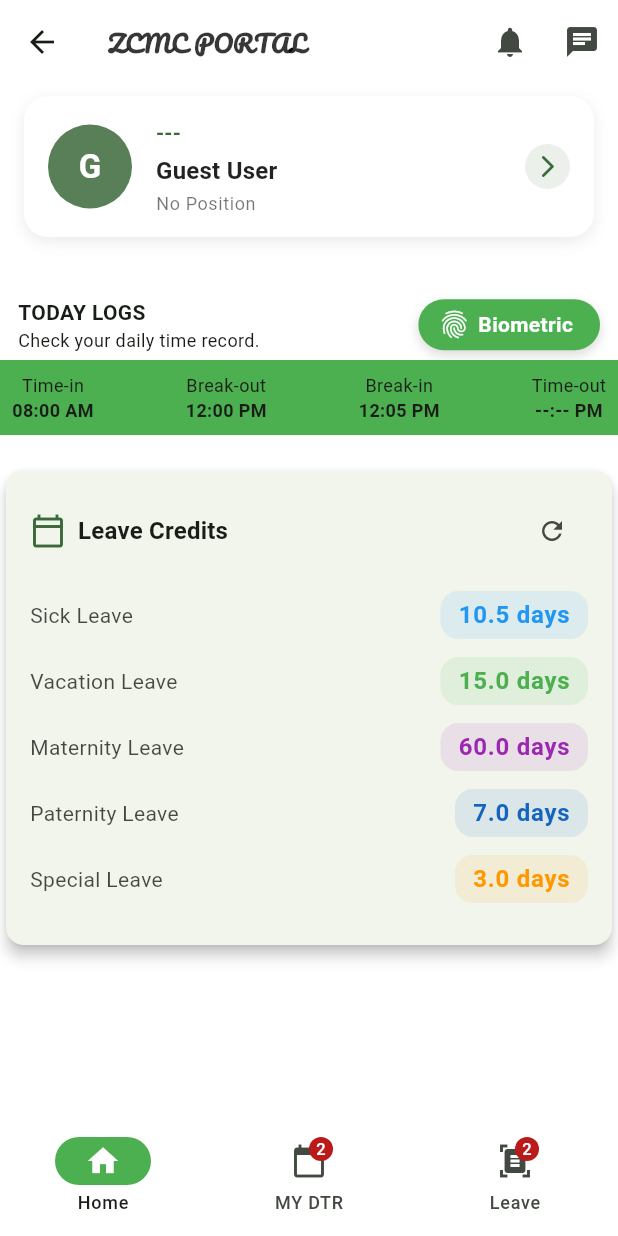
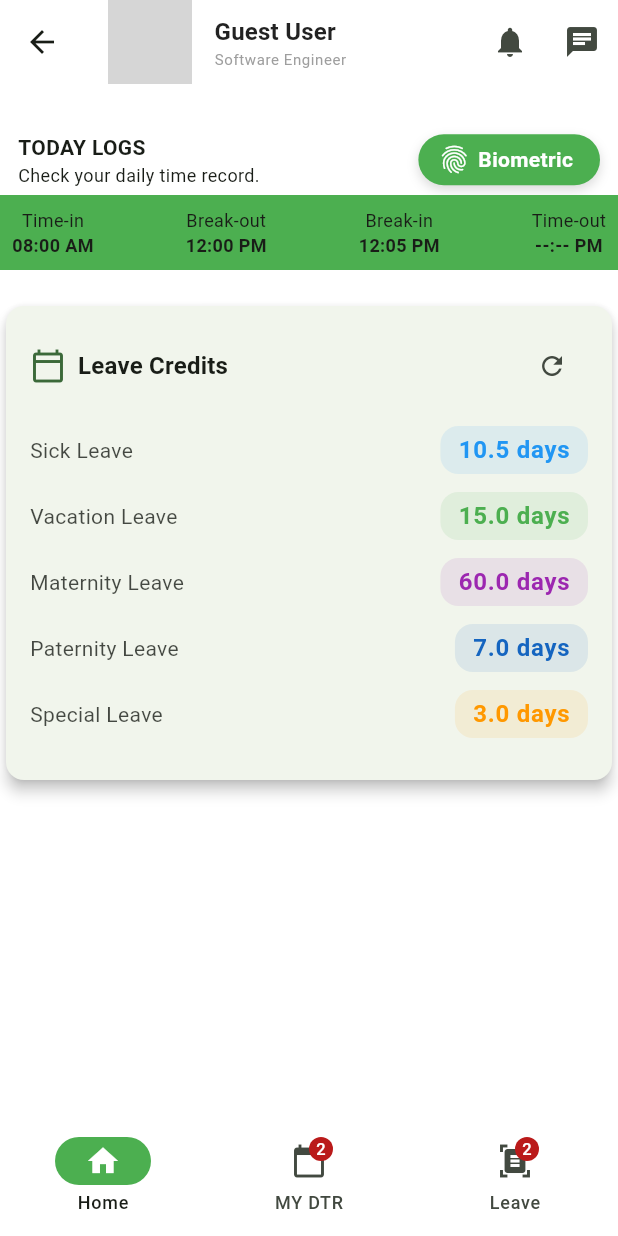
Before and after one commit to TjayAmit/portal, a Flutter app: the LayoutPage screen opened by its route, on a phone screen of 412 x 824 dp. Run offline on Flutter 3.47's test engine with Material 3 defaults, Android fonts, the phone set to English and light mode, and no system bars; our stand-ins replace flutter_riverpod, google_fonts, local_auth; network calls fail; grey boxes are pictures that could not be loaded.

Commit message:
feat: update haeder to show profile rather name of company

```diff
--- /dev/null
+++ b/lib/core/widgets/avatar/profile_avatar.dart
@@ -0,0 +1,42 @@
+
+
+import 'package:flutter/material.dart';
+import 'package:flutter_riverpod/flutter_riverpod.dart';
+import 'package:zcmc_portal/src/authentication/providers/auth_providers.dart';
+
+class ProfileAvatar extends ConsumerWidget {
+  const ProfileAvatar({Key? key}) : super(key: key);
+
+  @override
+  Widget build(BuildContext context, WidgetRef ref) {
+    final user = ref.watch(userProvider);
+    final theme = Theme.of(context);
+
+    return InkWell(
+      onTap: () => Navigator.pushNamed(context, '/personal-information'),
+      child: Row(
+        children: [
+          CircleAvatar(
+              radius: 28,
+              backgroundColor: theme.colorScheme.primary.withOpacity(0.85),
+              backgroundImage: NetworkImage("https://avatars.githubusercontent.com/u/79985747?v=4&size=64")
+          ),
+          const SizedBox(width: 15),
+          Column(
+            crossAxisAlignment: CrossAxisAlignment.start,
+            children: [
+            Text(user?.name ?? "Guest User", style: theme.textTheme.titleMedium?.copyWith(
+              fontWeight: FontWeight.bold,
+              color: Colors.black87,
+            ),),
+            Text(user?.designation.jobPosition.name ?? "Software Engineer", style: theme.textTheme.bodySmall?.copyWith(
+              color: Colors.grey,
+              fontSize: 10
+            ),),
+          ],)
+
+        ],
+      ),
+    );
+  }
+}
--- a/lib/src/dashboard/view/dashboard_page.dart
+++ b/lib/src/dashboard/view/dashboard_page.dart
@@ -1,6 +1,5 @@
 import 'package:flutter/material.dart';
 import 'package:zcmc_portal/core/widgets/cards/leave_credits_card.dart';
-import 'package:zcmc_portal/core/widgets/cards/personal_information_card.dart';
 import 'package:zcmc_portal/core/widgets/cards/today_dtr_widget.dart';
 
 class DashboardPage extends StatelessWidget {
@@ -10,7 +9,6 @@ class DashboardPage extends StatelessWidget {
   Widget build(BuildContext context) {
     return Column(
       children: [
-        const PersonalInformationCard(),
         const SizedBox(height: 20),
         const TodayDTRWidget(),
         const SizedBox(height: 20),
--- a/lib/src/dashboard/view/layout_page.dart
+++ b/lib/src/dashboard/view/layout_page.dart
@@ -1,6 +1,7 @@
 
 import 'package:flutter/material.dart';
 import 'package:google_fonts/google_fonts.dart';
+import 'package:zcmc_portal/core/widgets/avatar/profile_avatar.dart';
 import 'package:zcmc_portal/src/daily_time_record/view/dtr_list.dart';
 import 'package:zcmc_portal/src/dashboard/view/dashboard_page.dart';
 import 'package:zcmc_portal/src/leave_applications/view/leave_application.dart';
@@ -22,7 +23,8 @@ class _LayoutPageState extends State<LayoutPage> {
       backgroundColor: Colors.white,
       appBar: AppBar(
         backgroundColor: Colors.white,
-        title: Text("ZCMC PORTAL", style: GoogleFonts.pacifico(fontSize: 16, fontWeight: FontWeight.bold, color: Color.fromARGB(200, 0, 0, 0))),
+        title: ProfileAvatar(),
+        // title: Text("ZCMC PORTAL", style: GoogleFonts.pacifico(fontSize: 16, fontWeight: FontWeight.bold, color: Color.fromARGB(200, 0, 0, 0))),
         actions: [
           IconButton(
             onPressed: () => Navigator.pushNamed(context, '/personal-information'),
--- a/lib/src/schedule/controller/schedule_controller.dart
+++ b/lib/src/schedule/controller/schedule_controller.dart
@@ -16,7 +16,6 @@ class ScheduleController {
       ref.read(scheduleStateProvider.notifier).state = ScheduleSuccess(schedule);
       ref.read(scheduleListProvider.notifier).state = schedule;
     } catch (e) {
-      print('Failed to fetch schedule: ${e.toString()}');
       ref.read(scheduleStateProvider.notifier).state = ScheduleError(e.toString());
     }
   }
```
